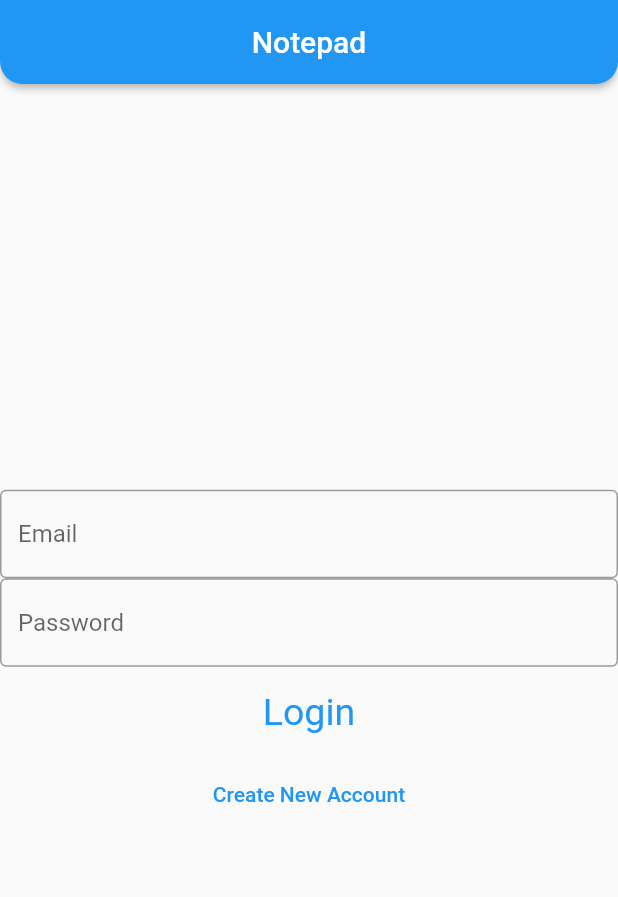
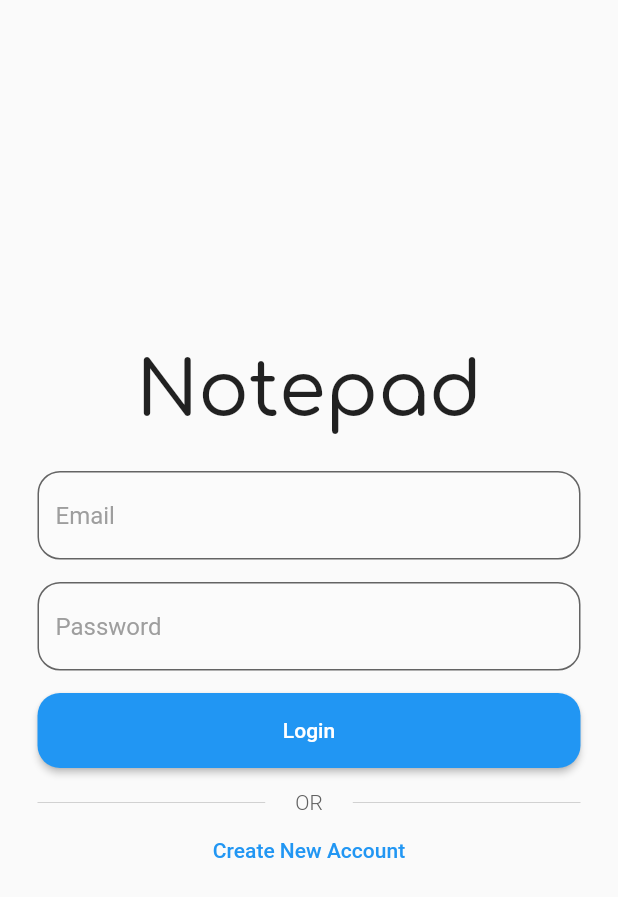
Before and after one commit to MA739/notepad, a Flutter app: the screen it shows after launch, on a phone screen of 412 x 824 dp. Shown: the top 897 px of the screen. Run offline on Flutter 3.47's test engine with Material 2 defaults, Android fonts, the phone set to English and light mode, and no system bars; drawn by our look-alikes of flutter_settings_screens; our stand-ins replace cloud_firestore, date_format, firebase_auth, firebase_core, google_fonts; accounts and stored records are empty; statements that could not run were skipped.

Commit message:
Adjusted UI apperance

```diff
--- a/lib/edit_notepage.dart
+++ b/lib/edit_notepage.dart
@@ -33,6 +33,7 @@ class _EditNotePageState extends State<EditNotePage> {
   Widget build(BuildContext context) {
     return Scaffold(
       appBar: AppBar(
+        backgroundColor: Theme.of(context).brightness == Brightness.dark ? Color(0xFF323F4B) : Colors.blue,
         automaticallyImplyLeading: true,
         title: const Text("Edit Note"),
         centerTitle: true,
--- a/lib/home_page.dart
+++ b/lib/home_page.dart
@@ -20,6 +20,7 @@ class _homePageState extends State<homePage> {
     return Scaffold(
         //extendBodyBehindAppBar: true,
         appBar: AppBar(
+            backgroundColor: Theme.of(context).brightness == Brightness.dark ? Color(0xFF323F4B) : Colors.blue,
             title: const Text("Your Notes"),
             centerTitle: true,
             shape: const RoundedRectangleBorder(
@@ -72,11 +73,11 @@ class _homePageState extends State<homePage> {
                     },
                     child: Container(
                         decoration: BoxDecoration(
-                          color: Colors.orange[600],
+                          color: Theme.of(context).brightness == Brightness.dark ? Colors.blueGrey[800] : Colors.amber[50],
                           borderRadius: BorderRadius.circular(15.0),
                           boxShadow: [
                             BoxShadow(
-                                color: Colors.grey.withOpacity(0.2),
+                                color: Theme.of(context).brightness == Brightness.dark ? Color(0xFF102A43): Colors.grey.withOpacity(0.2),
                                 spreadRadius: 1,
                                 blurRadius: 2,
                                 offset: const Offset(0, 3))
@@ -117,6 +118,7 @@ class _homePageState extends State<homePage> {
         )),
         // Allows user to create a new note
         floatingActionButton: FloatingActionButton(
+            backgroundColor: Theme.of(context).brightness == Brightness.dark ? Colors.blueGrey[400] : Colors.blue,
             tooltip: 'Post Note',
             child: const Icon(Icons.add),
             onPressed: () {
--- a/lib/login_page.dart
+++ b/lib/login_page.dart
@@ -2,6 +2,7 @@ import 'home_page.dart';
 import 'registration_form.dart';
 import 'firestore_service.dart';
 import 'package:flutter/material.dart';
+import 'package:google_fonts/google_fonts.dart';
 import 'package:firebase_auth/firebase_auth.dart' as fauth;
 
 FirebaseService service = FirebaseService();
@@ -26,35 +27,49 @@ class _LoginPageState extends State<LoginPage> {
   @override
   Widget build(BuildContext context) {
     return Scaffold(
-          appBar: AppBar(
-            title: const Text("Notepad"),
-            centerTitle: true,
-            shape: const RoundedRectangleBorder(
-              borderRadius:
-              BorderRadius.vertical(bottom: Radius.circular(15))),
-              elevation: 2),
-        body: Center(
-          child: Center(
-              //padding: EdgeInsets.fromLTRB(3.0, 20.0, 3.0, 0.0,),
+      body: Container(
+        margin: const EdgeInsets.symmetric(horizontal: 25.0),
         child: Column(
           mainAxisAlignment: MainAxisAlignment.center,
+          crossAxisAlignment: CrossAxisAlignment.center,
           children: [
+          Text('Notepad',
+            style: GoogleFonts.comfortaa(
+              fontWeight: FontWeight.w500,
+              fontSize: 50.0)),
+          const SizedBox(height: 25),
           TextField(
             controller: UController,
-              decoration: const InputDecoration(
-                  border: OutlineInputBorder(), hintText: 'Email'),
+            decoration: InputDecoration(
+                fillColor: Colors.white10, filled: true,
+                border: OutlineInputBorder(
+                  borderSide: const BorderSide(color: Colors.grey),
+                  borderRadius: BorderRadius.circular(15.0),
                 ),
+                hintText: 'Email',
+                hintStyle: const TextStyle(
+                  color: Colors.grey))),
+          const SizedBox(height: 15.0),
           TextField(
             obscureText: true,
             controller: PController,
-                decoration: const InputDecoration(
-                    /*prefixText: 'prefix',*/
-                    border: OutlineInputBorder(),
-                    hintText: 'Password')),
-            TextButton(
-              style: TextButton.styleFrom(
-                padding: const EdgeInsets.all(16.0),
-                textStyle: const TextStyle(fontSize: 25),
+            decoration: InputDecoration(
+                fillColor: Colors.white10, filled: true,
+                border: OutlineInputBorder(
+                  borderSide: const BorderSide(color: Colors.grey),
+                  borderRadius: BorderRadius.circular(15.0),
+                ),
+                hintText: 'Password',
+                hintStyle: const TextStyle(
+                  color: Colors.grey))),
+          const SizedBox(height: 15.0),
+          SizedBox(
+            height: 50,
+            width: double.infinity,
+            child: ElevatedButton(
+              style: ElevatedButton.styleFrom(
+                elevation: 2,
+                shape: RoundedRectangleBorder(borderRadius: BorderRadius.circular(15.0)),
               ),
               onPressed: () => {
                 if (UController.text.isEmpty || PController.text.isEmpty)
@@ -92,10 +107,32 @@ class _LoginPageState extends State<LoginPage> {
               child: const Text('Login'),
               //onPressed: () =>{attemptLogin()}
             ),
+          ),
+          const SizedBox(height: 15.0),
+          Row(
+            children: [
+              const Expanded(
+                child: Divider(
+                  color: Colors.grey,
+                  thickness: 0.3,
+                ),
+              ),
+              const SizedBox(width: 20),
+              Text('OR', style: TextStyle(
+                color: Theme.of(context).brightness == Brightness.dark ? Colors.grey[500] : Colors.grey[700],
+                fontWeight: FontWeight.w300),),
+              const SizedBox(width: 20),
+              const Expanded(
+                child: Divider(
+                  color: Colors.grey,
+                  thickness: 0.3,
+                ),
+              ),
+            ],
+          ),
           TextButton(
             style: TextButton.styleFrom(
               padding: const EdgeInsets.all(16.0),
-                //textStyle: const TextStyle(Fontweight.bold),
             ),
             onPressed: () {
               Navigator.push(
@@ -105,7 +142,7 @@ class _LoginPageState extends State<LoginPage> {
             },
             child: const Text('Create New Account'),
           ),
-          ]))),
+        ])),
     );
   }
 }
--- a/lib/main.dart
+++ b/lib/main.dart
@@ -33,10 +33,10 @@ class MyApp extends StatelessWidget {
         debugShowCheckedModeBanner: false,
         title: 'Notepad',
         theme: isDarkMode ? ThemeData.dark().copyWith(
-          primaryColor: Colors.teal,
-          accentColor: Colors.white,
-          scaffoldBackgroundColor: Color(0xFF170635),
-          canvasColor: Color(0xFF170635),
+          primaryColor: Colors.blue,
+          //colorScheme: ColorScheme.dark().copyWith(secondary: Colors.white),
+          scaffoldBackgroundColor: Color(0xFF102A43),
+          canvasColor: Color(0xFF102A43),
         )
         : ThemeData.light().copyWith(accentColor: Colors.black),
         home: const LoginPage(),
--- a/lib/new_notepage.dart
+++ b/lib/new_notepage.dart
@@ -19,6 +19,7 @@ class _NotePageState extends State<NotePage> {
   Widget build(BuildContext context) {
     return Scaffold(
       appBar: AppBar(
+        backgroundColor: Theme.of(context).brightness == Brightness.dark ? Color(0xFF323F4B) : Colors.blue,
         automaticallyImplyLeading: true,
         title: const Text("New Note"),
         centerTitle: true,
--- a/lib/settings_page.dart
+++ b/lib/settings_page.dart
@@ -20,6 +20,7 @@ class _SettingsPageState extends State<SettingsPage> {
   Route route = MaterialPageRoute(builder: (context) => const LoginPage());
   Widget build(BuildContext context) => Scaffold(
         appBar: AppBar(
+          backgroundColor: Theme.of(context).brightness == Brightness.dark ? Color(0xFF323F4B) : Colors.blue,
           title: const Text("Settings"),
           centerTitle: true,
           shape: const RoundedRectangleBorder(
--- a/pubspec.yaml
+++ b/pubspec.yaml
@@ -34,6 +34,7 @@ dependencies:
   cloud_firestore: "^2.5.3"
   date_format: "^2.0.4"
   flutter_settings_screens: ^0.2.2+1
+  google_fonts: ^2.1.0
   # The following adds the Cupertino Icons font to your application.
   # Use with the CupertinoIcons class for iOS style icons.
   cupertino_icons: ^1.0.2
```
Also changed, not shown: lib/registration_form.dart (+48 -19 lines), pubspec.lock, 15 other files. Lines whose indentation alone changed are shown as unchanged.
